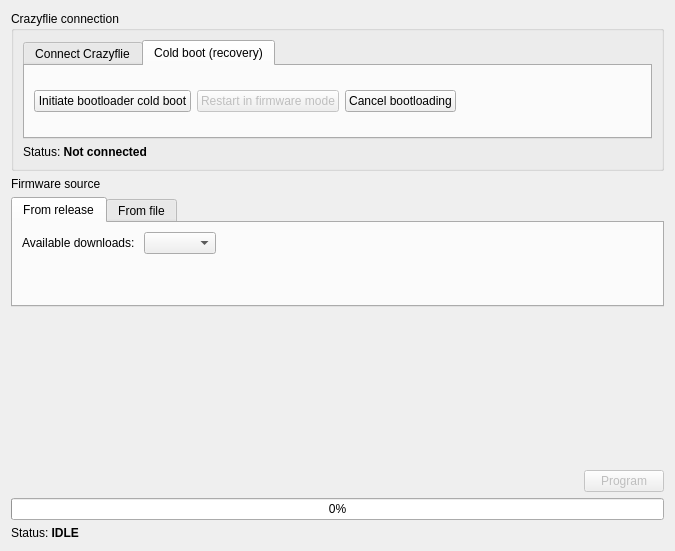
First picture: the form in src/cfclient/ui/dialogs/bootloader.ui, repository bitcraze/crazyflie-clients-python, before the edit.
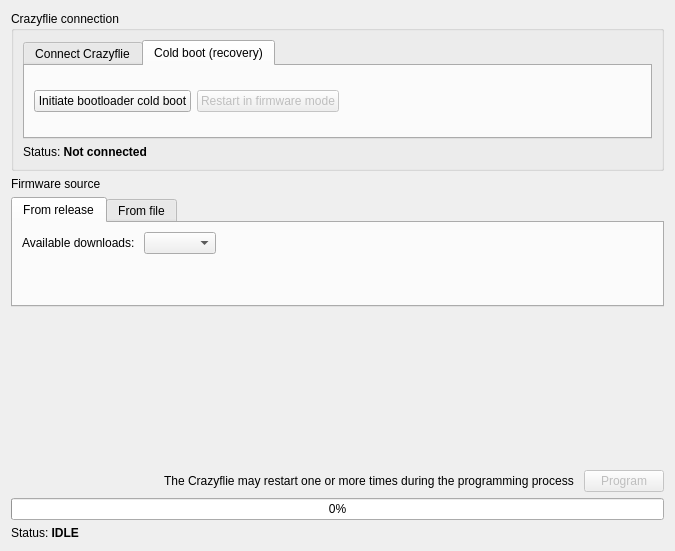
Second picture: the form after the edit. The open tabs and pages were chosen to show the change. Custom widgets are drawn as their Qt base class.

Commit message: Modifications for deck flashing handling in the lib

The edit to the form file:
```diff
--- a/src/cfclient/ui/dialogs/bootloader.ui
+++ b/src/cfclient/ui/dialogs/bootloader.ui
@@ -130,13 +130,6 @@
               </property>
              </widget>
             </item>
-            <item>
-             <widget class="QPushButton" name="_cancel_bootloading">
-              <property name="text">
-               <string>Cancel bootloading</string>
-              </property>
-             </widget>
-            </item>
             <item>
              <spacer name="horizontalSpacer_5">
               <property name="orientation">
@@ -307,6 +300,13 @@
          </property>
         </spacer>
        </item>
+       <item>
+        <widget class="QLabel" name="label">
+         <property name="text">
+          <string>The Crazyflie may restart one or more times during the programming process </string>
+         </property>
+        </widget>
+       </item>
        <item>
         <widget class="QPushButton" name="programButton">
          <property name="enabled">
```
Left out of the diff: 2 changed lines with no effect on the pictures. The commit also changes 1 other file.
